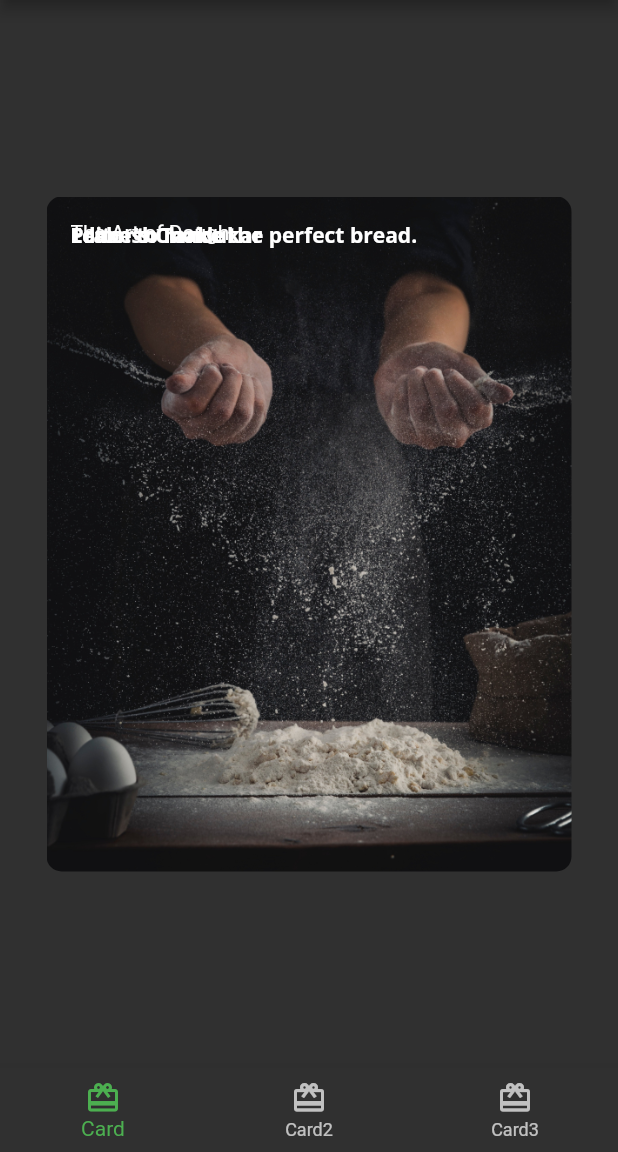
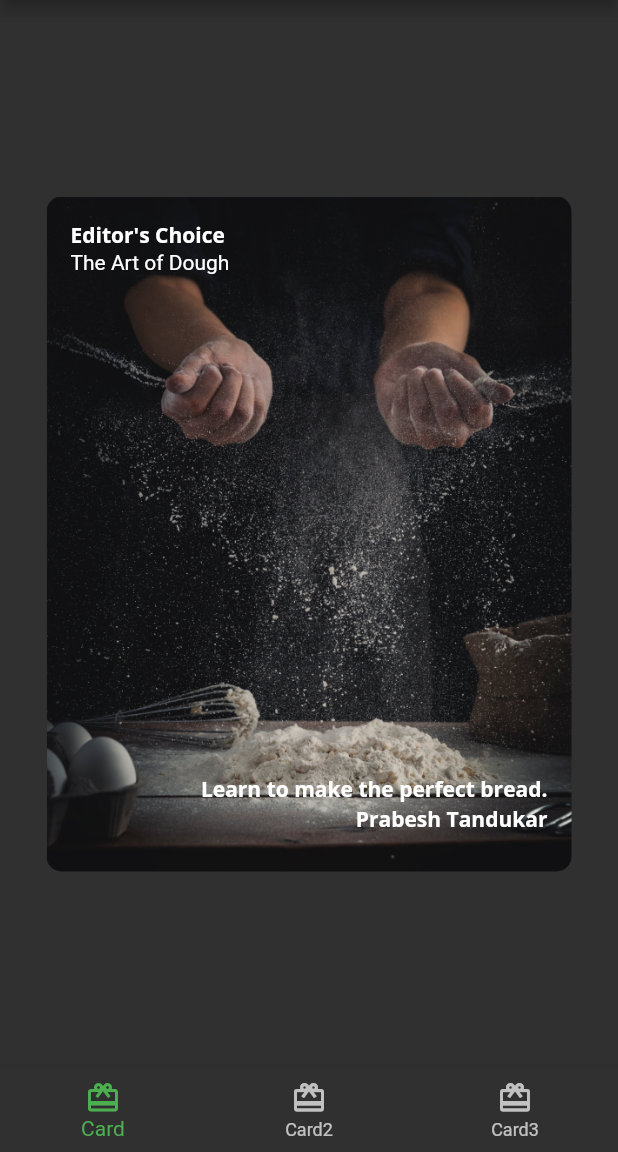
Before and after one commit to prabesh-tandukar/learning_flutter, a Flutter app: the screen it shows after launch, on a phone screen of 412 x 824 dp, the part 84-1236 px from its top. Run offline on Flutter 3.47's test engine with Material 2 defaults, Android fonts, the phone set to English and light mode, and no system bars; our stand-ins replace google_fonts.

Commit message:
card1 completion and card2 start

```diff
--- a/lib/card1.dart
+++ b/lib/card1.dart
@@ -30,21 +30,36 @@ class Card1 extends StatelessWidget {
         ),
         child: Stack(
           children: [
+            //8
             Text(
               category,
               style: FooderlichTheme.darkTextTheme.bodyText1,
             ),
-            Text(
+            //9
+            Positioned(
+              top: 20,
+              child: Text(
                 title,
                 style: FooderlichTheme.darkTextTheme.headline5,
               ),
-            Text(
+            ),
+            //10
+            Positioned(
+              bottom: 30,
+              right: 0,
+              child: Text(
                 description,
                 style: FooderlichTheme.darkTextTheme.bodyText1,
               ),
-            Text(
+            ),
+            //11
+            Positioned(
+              bottom: 10,
+              right: 0,
+              child: Text(
                 chef,
                 style: FooderlichTheme.darkTextTheme.bodyText1,
+              ),
             ),
           ],
         ),
--- a/lib/home.dart
+++ b/lib/home.dart
@@ -1,5 +1,6 @@
 import 'package:flutter/material.dart';
 import 'card1.dart';
+import 'card2.dart';
 
 //1
 class Home extends StatefulWidget {
@@ -14,9 +15,8 @@ class HomeState extends State<Home> {
   //8
   static List<Widget> pages = <Widget>[
     const Card1(),
-    Container(color: Colors.red),
-    //TODO: Replace with Card2
-    Container(color: Colors.green),
+    const Card2(),
+
     //TODO: Replace with Card3
     Container(color: Colors.blue),
   ];
```
Also changed, not shown: lib/card2.dart (added, +34 -0 lines), lib/circle_image.dart (added, +27 -0 lines), lib/author_card.dart (added). Lines whose indentation alone changed are shown as unchanged.
